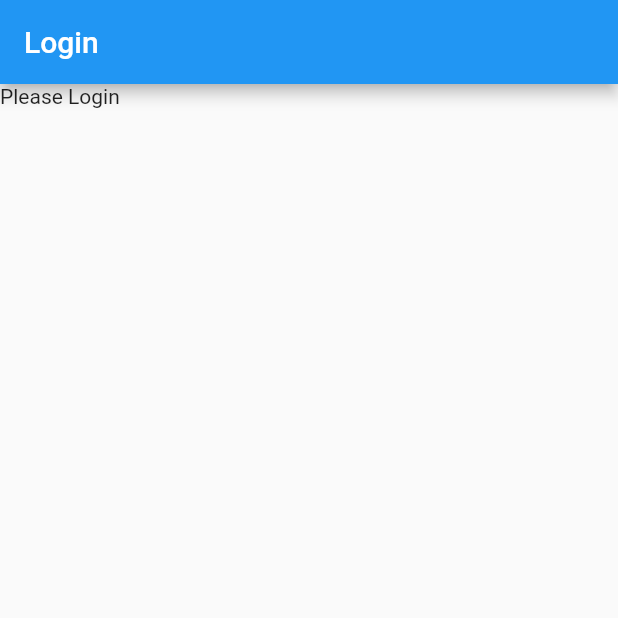
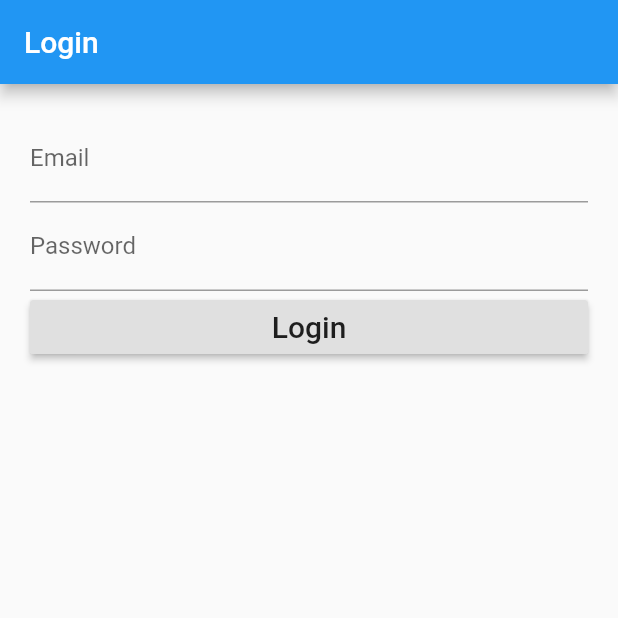
Before and after one commit to mbhanuprsd/firebase_sandbox, a Flutter app: the screen it shows after launch, on a phone screen of 412 x 824 dp, the top half of it. Run offline on Flutter 3.47's test engine with Material 2 defaults, Android fonts, the phone set to English and light mode, and no system bars; our stand-ins replace firebase_auth, google_sign_in; accounts and stored records are empty.

Commit message:
created login page

```diff
--- a/lib/login_page.dart
+++ b/lib/login_page.dart
@@ -1,7 +1,23 @@
 import 'package:flutter/material.dart';
+import 'package:firebase_auth/firebase_auth.dart';
+import 'package:google_sign_in/google_sign_in.dart';
 
-class LoginPage extends StatelessWidget
+final FirebaseAuth _auth = FirebaseAuth.instance;
+final GoogleSignIn _googleSignIn = GoogleSignIn();
+
+class LoginPage extends StatefulWidget
 {
+  @override
+    State<StatefulWidget> createState() => new _LoginPageState();
+}
+
+class _LoginPageState extends State<LoginPage>
+{
+  final formKey = new GlobalKey<FormState>();
+
+  String _email;
+  String _password;
+
   @override
     Widget build(BuildContext context) {
       return new Scaffold(
@@ -9,8 +25,44 @@ class LoginPage extends StatelessWidget
           title: new Text('Login'),
           ),
           body: new Container(
-            child: new Text('Please Login'),
+            padding: EdgeInsets.all(20.0),
+            child: new Form(
+              key: formKey,
+              child: new Column(
+                crossAxisAlignment: CrossAxisAlignment.stretch,
+                children: <Widget>[
+                  new TextFormField(
+                    decoration: new InputDecoration(labelText: 'Email'),
+                    validator: (value) => value.isEmpty ? 'Please enter email' :  null,
+                    onSaved: (value) => _email = value,
+                  ),
+                  new TextFormField(
+                    decoration: new InputDecoration(labelText: 'Password'),
+                    obscureText: true,
+                    validator: (value) => value.isEmpty ? 'Please enter password' :  null,
+                    onSaved: (value) => _password = value,
+                  ),
+                  new RaisedButton(
+                    child: new Text('Login', style: TextStyle(fontSize: 20.0),),
+                    onPressed: validateAndSave,
+                  ),
+                ],
+              ),
+            ),
           ),
       );
     }
+
+  void validateAndSave() {
+    final loginForm = formKey.currentState;
+    loginForm.save();
+    if(loginForm.validate())
+    {
+      print('Valid FOrm. Email: $_email, Password: $_password');
+    }
+    else
+    {
+      print('Invalid Form');
+    }
+  }
 }
--- a/lib/main.dart
+++ b/lib/main.dart
@@ -1,10 +1,5 @@
 import 'package:flutter/material.dart';
-import 'package:firebase_auth/firebase_auth.dart';
-import 'package:google_sign_in/google_sign_in.dart';
 import 'login_page.dart';
-
-final FirebaseAuth _auth = FirebaseAuth.instance;
-final GoogleSignIn _googleSignIn = GoogleSignIn();
 
 void main() => runApp(new MyApp());
 
```
